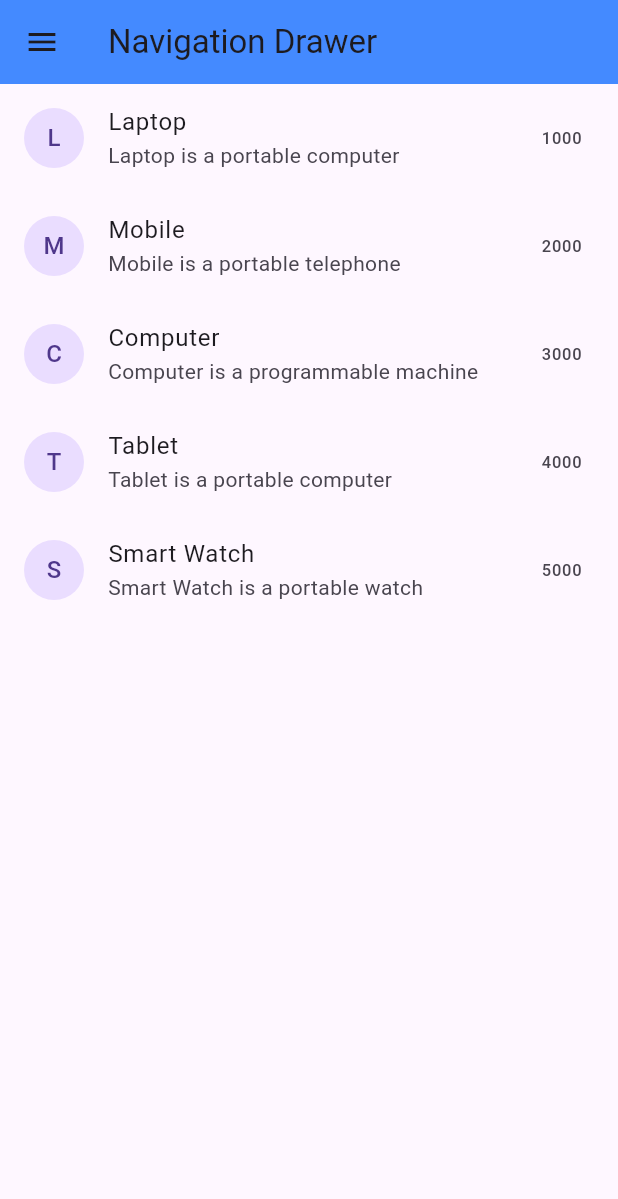
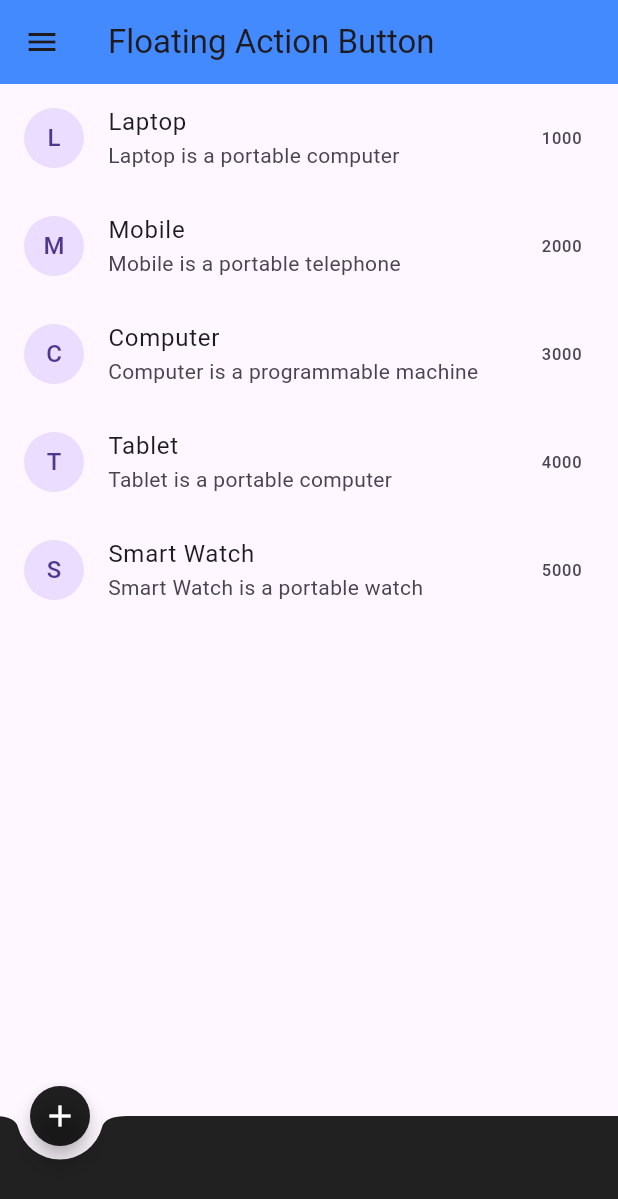
Before and after one commit to bipulhstu/flutter_practice, a Flutter app: the screen it shows after launch, on a phone screen of 412 x 824 dp. Shown: the top 1199 px of the screen. Run offline on Flutter 3.47's test engine with Material 3 defaults, Android fonts, the phone set to English and light mode, and no system bars; our stand-ins replace font_awesome_flutter.

Commit message:
learned about floatingActionButton

```diff
--- a/lib/main.dart
+++ b/lib/main.dart
@@ -2,6 +2,7 @@ import 'package:flutter/material.dart';
 import 'package:hello_world/screens/AppBar.dart';
 import 'package:hello_world/screens/Button.dart';
 import 'package:hello_world/screens/ContainerScreen.dart';
+import 'package:hello_world/screens/FloatingActionButton.dart';
 import 'package:hello_world/screens/IconScreen.dart';
 import 'package:hello_world/screens/ListView.dart';
 import 'package:hello_world/screens/ListViewBuilder.dart';
@@ -23,7 +24,7 @@ class MyApp extends StatelessWidget {
       title: "My Flutter App", // Title of the app
         themeMode: ThemeMode.system,
       debugShowCheckedModeBanner: false,
-      home: Navigationdrawer()
+      home: Floatingactionbutton()
     );
   }
 }
--- /dev/null
+++ b/lib/screens/FloatingActionButton.dart
@@ -0,0 +1,93 @@
+import 'package:flutter/material.dart';
+
+class Floatingactionbutton extends StatelessWidget {
+  Floatingactionbutton({super.key});
+
+
+  List<String> products = ["Laptop", "Mobile", "Computer", "Tablet", "Smart Watch"];
+  List<String> productsDetails = ["Laptop is a portable computer", "Mobile is a portable telephone", "Computer is a programmable machine", "Tablet is a portable computer", "Smart Watch is a portable watch"];
+  List<int> price = [1000, 2000, 3000, 4000, 5000];
+
+  @override
+  Widget build(BuildContext context) {
+    return Scaffold(
+      floatingActionButtonLocation: FloatingActionButtonLocation.startDocked,
+      floatingActionButton: FloatingActionButton(
+        onPressed: () {},
+        child: Icon(Icons.add),
+        backgroundColor: Colors.black87,
+        foregroundColor: Colors.white,
+        //elevation: 10.0,
+        shape: CircleBorder(),
+        //shape: BeveledRectangleBorder(
+          //borderRadius: BorderRadius.circular(20.0),
+          //side: BorderSide(color: Colors.blue, width: 2.0, style: BorderStyle.solid,)
+        //),
+        mini: true,
+      ),
+
+      bottomNavigationBar: BottomAppBar(
+        notchMargin: 5.0,
+        shape: CircularNotchedRectangle(),
+        color: Colors.black87
+      ),
+
+      appBar: AppBar(title: Text("Floating Action Button"), backgroundColor: Colors.blueAccent,),
+      drawer: Drawer(
+        elevation: 0.0,
+        child: ListView(
+          children: [
+            /*DrawerHeader(
+              padding: EdgeInsets.all(0.0),
+                child: Container(
+                  color: Colors.blue,
+                  child: Column(
+                    children: [
+                      Text("Drawer Header"),
+                    ],
+                  ),
+            )),*/
+
+            UserAccountsDrawerHeader(
+                accountName: Text("Md. Bipul Islam"),
+                accountEmail: Text("bipulhstu@gmail.com"),
+              currentAccountPicture: CircleAvatar(foregroundImage: AssetImage("images/bird.jpg"),),
+              otherAccountsPictures: [
+                CircleAvatar(foregroundImage: AssetImage("images/bird.jpg"),),
+                CircleAvatar(foregroundImage: AssetImage("images/bird.jpg"),),
+              ],
+            ),
+
+            ListTile(leading: Icon(Icons.home), title: Text("Home"), onTap: (){},),
+            ListTile(leading: Icon(Icons.shopping_cart), title: Text("Shop"), onTap: (){},),
+            ListTile(leading: Icon(Icons.favorite), title: Text("Favorites"), onTap: (){},),
+
+
+            Padding(
+              padding: const EdgeInsets.all(14.0),
+              child: Text("Labels"),
+            ),
+
+            ListTile(leading: Icon(Icons.label), title: Text("Red"), onTap: (){},),
+            ListTile(leading: Icon(Icons.label), title: Text("Green"), onTap: (){},),
+            ListTile(leading: Icon(Icons.label), title: Text("Blue"), onTap: (){},),
+          ],
+        ),
+      ),
+      body: Container(
+        child: ListView.builder(
+          itemCount: products.length,
+          itemBuilder: (context, index){
+            return ListTile(
+              leading: CircleAvatar(child: Text(products[index][0]),),
+              title: Text(products[index]),
+              subtitle: Text(productsDetails[index]),
+              trailing: Text(price[index].toString()),
+              onTap: (){},
+            );
+          },
+        ),
+      ),
+    );
+  }
+}
```
